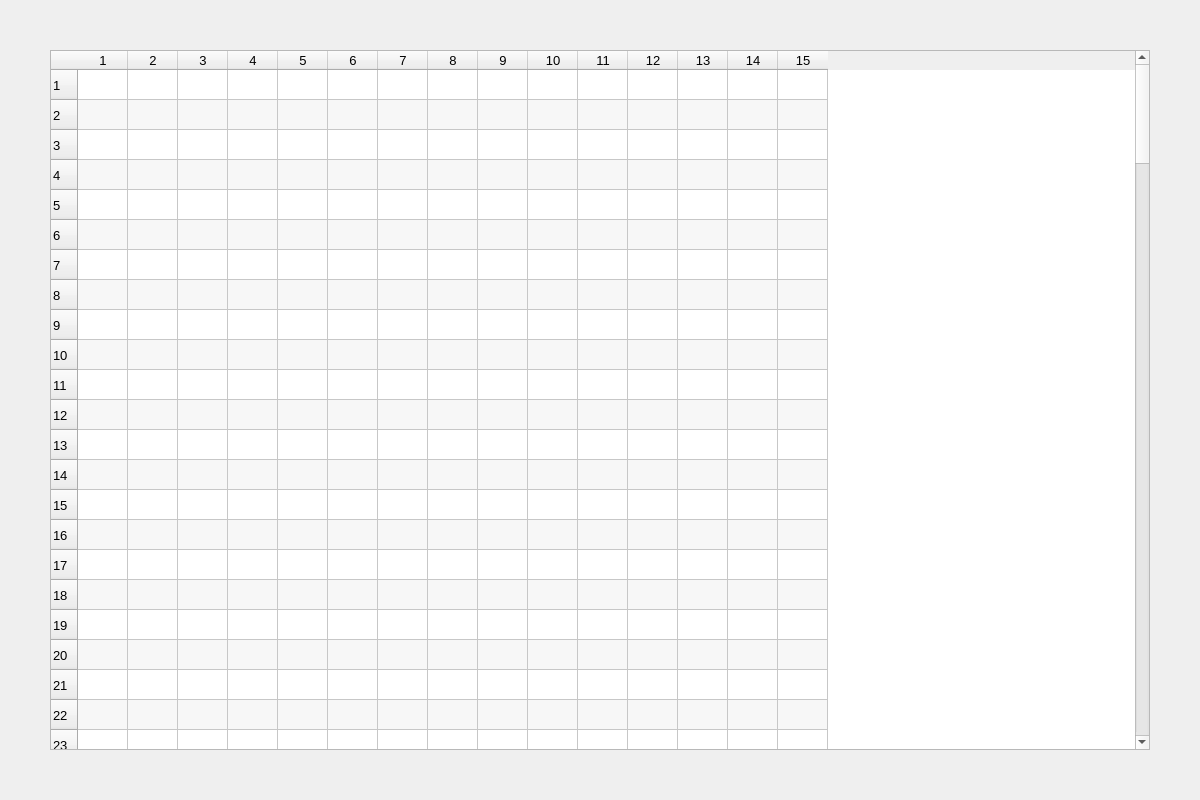
easttosea/old_investor, file structured_fund/ui.ui: the form before one commit.
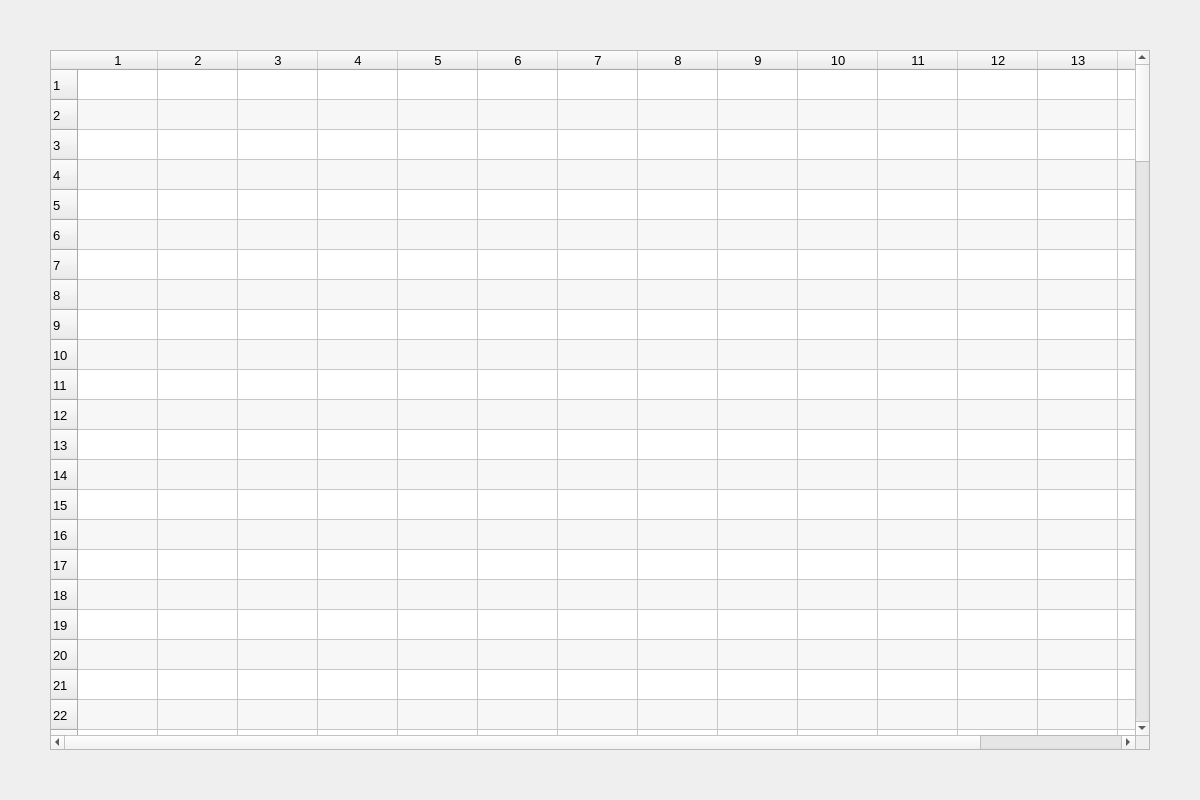
The form after the commit.

Diff of the .ui file:
```diff
--- a/structured_fund/ui.ui
+++ b/structured_fund/ui.ui
@@ -33,8 +33,14 @@
    <property name="selectionBehavior">
     <enum>QAbstractItemView::SelectRows</enum>
    </property>
+   <property name="verticalScrollMode">
+    <enum>QAbstractItemView::ScrollPerItem</enum>
+   </property>
+   <property name="showGrid">
+    <bool>true</bool>
+   </property>
    <property name="sortingEnabled">
-    <bool>true</bool>
+    <bool>false</bool>
    </property>
    <property name="rowCount">
     <number>150</number>
@@ -43,7 +49,7 @@
     <number>15</number>
    </property>
    <attribute name="horizontalHeaderDefaultSectionSize">
-    <number>50</number>
+    <number>80</number>
    </attribute>
    <row/>
    <row/>
```
Left out of the diff: 12 changed lines with no effect on the pictures.
